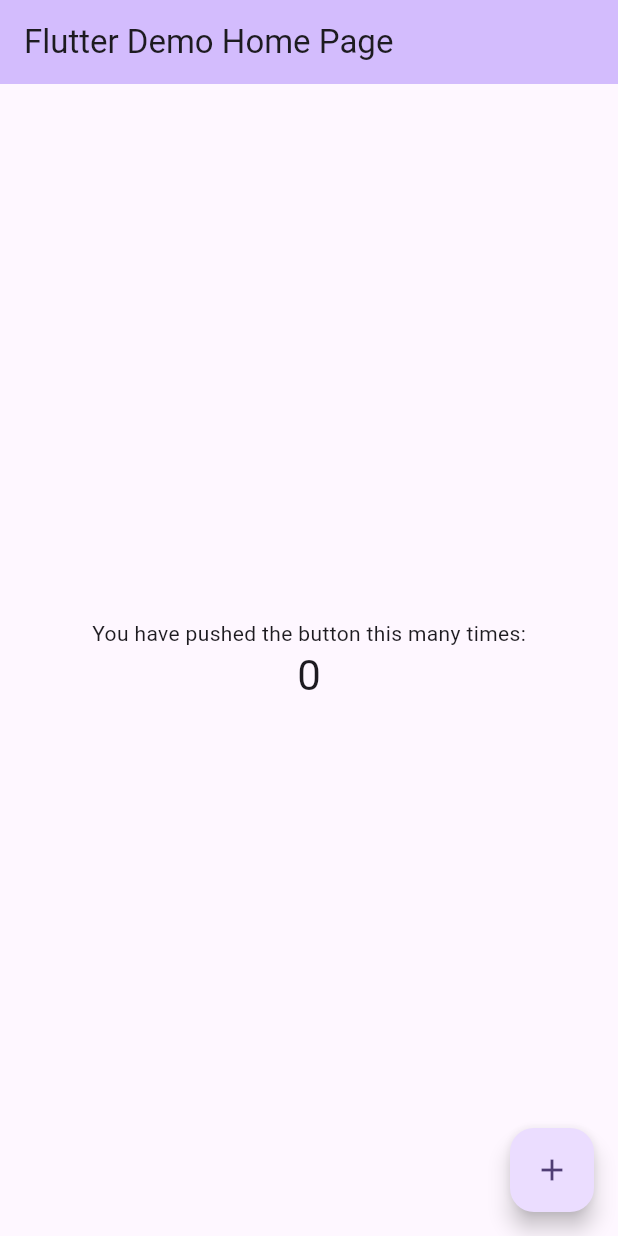
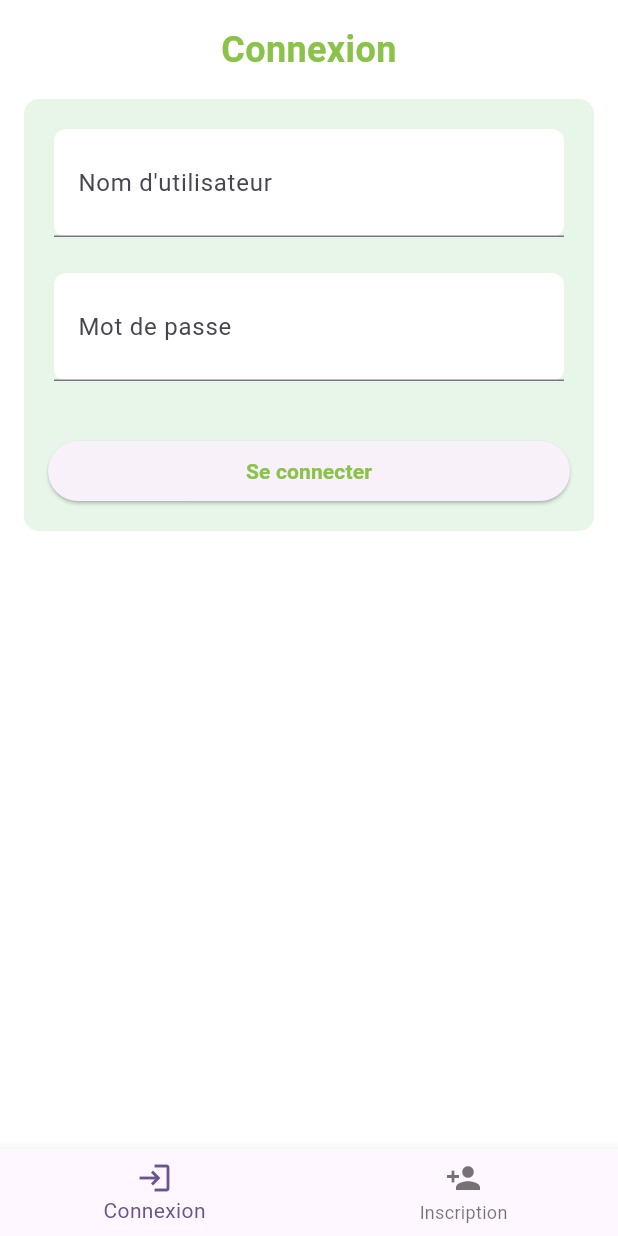
Before and after one commit to tenjustin/mspr-block-6-1, a Flutter app: the screen it shows after launch, on a phone screen of 412 x 824 dp. Run offline on Flutter 3.47's test engine with Material 3 defaults, Android fonts, the phone set to English and light mode, and no system bars.

Commit message:
Front registration et login

```diff
--- /dev/null
+++ b/plant_app_flutter/lib/login_page.dart
@@ -0,0 +1,95 @@
+import 'package:flutter/material.dart';
+
+void main() => runApp(MyApp());
+
+class MyApp extends StatelessWidget {
+  @override
+  Widget build(BuildContext context) {
+    return MaterialApp(
+      home: LoginPage(),
+    );
+  }
+}
+
+class LoginPage extends StatelessWidget {
+  @override
+  Widget build(BuildContext context) {
+    return Scaffold(
+      backgroundColor: Colors.white,
+      body: SingleChildScrollView(
+        child: Center(
+          child: Padding(
+            padding: const EdgeInsets.all(16.0),
+            child: Column(
+              mainAxisAlignment: MainAxisAlignment.center,
+              crossAxisAlignment: CrossAxisAlignment.stretch,
+              children: [
+                Text(
+                  'Connexion',
+                  style: TextStyle(
+                    color: Colors.lightGreen[500],
+                    fontSize: 24.0,
+                    fontWeight: FontWeight.bold,
+                  ),
+                  textAlign: TextAlign.center,
+                ),
+                SizedBox(height: 16.0),
+                Container(
+                  constraints: BoxConstraints(maxWidth: 400.0), // Limiter la largeur du conteneur
+                  decoration: BoxDecoration(
+                    color: Colors.green[50],
+                    borderRadius: BorderRadius.circular(10.0),
+                  ),
+                  child: Padding(
+                    padding: const EdgeInsets.all(16.0),
+                    child: Column(
+                      mainAxisAlignment: MainAxisAlignment.center,
+                      crossAxisAlignment: CrossAxisAlignment.stretch,
+                      children: [
+                        buildTextField('Nom d\'utilisateur'),
+                        SizedBox(height: 16.0),
+                        buildTextField('Mot de passe', obscureText: true),
+                        SizedBox(height: 32.0),
+                        ElevatedButton(
+                          onPressed: () {
+                            // Ajoutez ici la logique de connexion
+                          },
+                          child: Text(
+                            'Se connecter',
+                            style: TextStyle(
+                              color: Colors.lightGreen[500],
+                              fontSize: 14.0,
+                              fontWeight: FontWeight.bold,
+                            ),
+                            textAlign: TextAlign.center,
+                          ),
+                        ),
+                      ],
+                    ),
+                  ),
+                ),
+              ],
+            ),
+          ),
+        ),
+      ),
+    );
+  }
+
+  Widget buildTextField(String labelText, {bool obscureText = false}) {
+    return Card(
+      elevation: 0,
+      color: Colors.white,
+      shape: RoundedRectangleBorder(
+        borderRadius: BorderRadius.circular(8.0),
+      ),
+      child: TextField(
+        obscureText: obscureText,
+        decoration: InputDecoration(
+          labelText: labelText,
+          contentPadding: EdgeInsets.all(16.0),
+        ),
+      ),
+    );
+  }
+}
--- a/plant_app_flutter/lib/main.dart
+++ b/plant_app_flutter/lib/main.dart
@@ -1,4 +1,6 @@
 import 'package:flutter/material.dart';
+import 'login_page.dart';
+import 'register_page.dart';
 
 void main() {
   runApp(const MyApp());
@@ -7,119 +9,54 @@
 class MyApp extends StatelessWidget {
   const MyApp({super.key});
 
-  // This widget is the root of your application.
   @override
   Widget build(BuildContext context) {
     return MaterialApp(
       title: 'Flutter Demo',
       theme: ThemeData(
-        // This is the theme of your application.
-        //
-        // TRY THIS: Try running your application with "flutter run". You'll see
-        // the application has a purple toolbar. Then, without quitting the app,
-        // try changing the seedColor in the colorScheme below to Colors.green
-        // and then invoke "hot reload" (save your changes or press the "hot
-        // reload" button in a Flutter-supported IDE, or press "r" if you used
-        // the command line to start the app).
-        //
-        // Notice that the counter didn't reset back to zero; the application
-        // state is not lost during the reload. To reset the state, use hot
-        // restart instead.
-        //
-        // This works for code too, not just values: Most code changes can be
-        // tested with just a hot reload.
         colorScheme: ColorScheme.fromSeed(seedColor: Colors.deepPurple),
         useMaterial3: true,
       ),
-      home: const MyHomePage(title: 'Flutter Demo Home Page'),
+      home: AuthenticationPage(),
     );
   }
 }
 
-class MyHomePage extends StatefulWidget {
-  const MyHomePage({super.key, required this.title});
-
-  // This widget is the home page of your application. It is stateful, meaning
-  // that it has a State object (defined below) that contains fields that affect
-  // how it looks.
-
-  // This class is the configuration for the state. It holds the values (in this
-  // case the title) provided by the parent (in this case the App widget) and
-  // used by the build method of the State. Fields in a Widget subclass are
-  // always marked "final".
-
-  final String title;
-
+class AuthenticationPage extends StatefulWidget {
   @override
-  State<MyHomePage> createState() => _MyHomePageState();
+  _AuthenticationPageState createState() => _AuthenticationPageState();
 }
 
-class _MyHomePageState extends State<MyHomePage> {
-  int _counter = 0;
+class _AuthenticationPageState extends State<AuthenticationPage> {
+  int _currentPageIndex = 0;
 
-  void _incrementCounter() {
-    setState(() {
-      // This call to setState tells the Flutter framework that something has
-      // changed in this State, which causes it to rerun the build method below
-      // so that the display can reflect the updated values. If we changed
-      // _counter without calling setState(), then the build method would not be
-      // called again, and so nothing would appear to happen.
-      _counter++;
-    });
-  }
+  final List<Widget> _pages = [
+    LoginPage(),
+    SignupPage(),
+  ];
 
   @override
   Widget build(BuildContext context) {
-    // This method is rerun every time setState is called, for instance as done
-    // by the _incrementCounter method above.
-    //
-    // The Flutter framework has been optimized to make rerunning build methods
-    // fast, so that you can just rebuild anything that needs updating rather
-    // than having to individually change instances of widgets.
     return Scaffold(
-      appBar: AppBar(
-        // TRY THIS: Try changing the color here to a specific color (to
-        // Colors.amber, perhaps?) and trigger a hot reload to see the AppBar
-        // change color while the other colors stay the same.
-        backgroundColor: Theme.of(context).colorScheme.inversePrimary,
-        // Here we take the value from the MyHomePage object that was created by
-        // the App.build method, and use it to set our appbar title.
-        title: Text(widget.title),
+      body: _pages[_currentPageIndex],
+      bottomNavigationBar: BottomNavigationBar(
+        currentIndex: _currentPageIndex,
+        onTap: (index) {
+          setState(() {
+            _currentPageIndex = index;
+          });
+        },
+        items: [
+          BottomNavigationBarItem(
+            icon: Icon(Icons.login),
+            label: 'Connexion',
+          ),
+          BottomNavigationBarItem(
+            icon: Icon(Icons.person_add),
+            label: 'Inscription',
+          ),
+        ],
       ),
-      body: Center(
-        // Center is a layout widget. It takes a single child and positions it
-        // in the middle of the parent.
-        child: Column(
-          // Column is also a layout widget. It takes a list of children and
-          // arranges them vertically. By default, it sizes itself to fit its
-          // children horizontally, and tries to be as tall as its parent.
-          //
-          // Column has various properties to control how it sizes itself and
-          // how it positions its children. Here we use mainAxisAlignment to
-          // center the children vertically; the main axis here is the vertical
-          // axis because Columns are vertical (the cross axis would be
-          // horizontal).
-          //
-          // TRY THIS: Invoke "debug painting" (choose the "Toggle Debug Paint"
-          // action in the IDE, or press "p" in the console), to see the
-          // wireframe for each widget.
-          mainAxisAlignment: MainAxisAlignment.center,
-          children: <Widget>[
-            const Text(
-              'You have pushed the button this many times:',
-            ),
-            Text(
-              '$_counter',
-              style: Theme.of(context).textTheme.headlineMedium,
-            ),
-          ],
-        ),
-      ),
-      floatingActionButton: FloatingActionButton(
-        onPressed: _incrementCounter,
-        tooltip: 'Increment',
-        child: const Icon(Icons.add),
-      ), // This trailing comma makes auto-formatting nicer for build methods.
     );
   }
 }
--- a/plant_app_flutter/pubspec.yaml
+++ b/plant_app_flutter/pubspec.yaml
@@ -1,4 +1,4 @@
-name: plant_app_flutter
+name: untitled
 description: "A new Flutter project."
 # The following line prevents the package from being accidentally published to
 # pub.dev using `flutter pub publish`. This is preferred for private packages.
```
Also changed, not shown: plant_app_flutter/lib/register_page.dart (added, +106 -0 lines), 9 other files.
